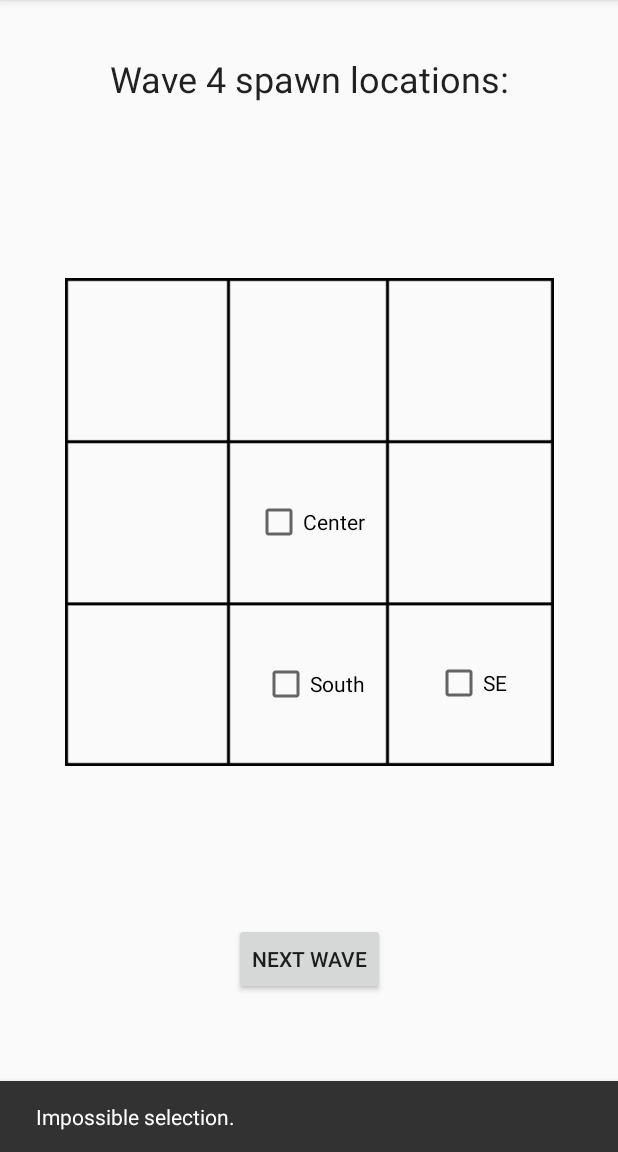
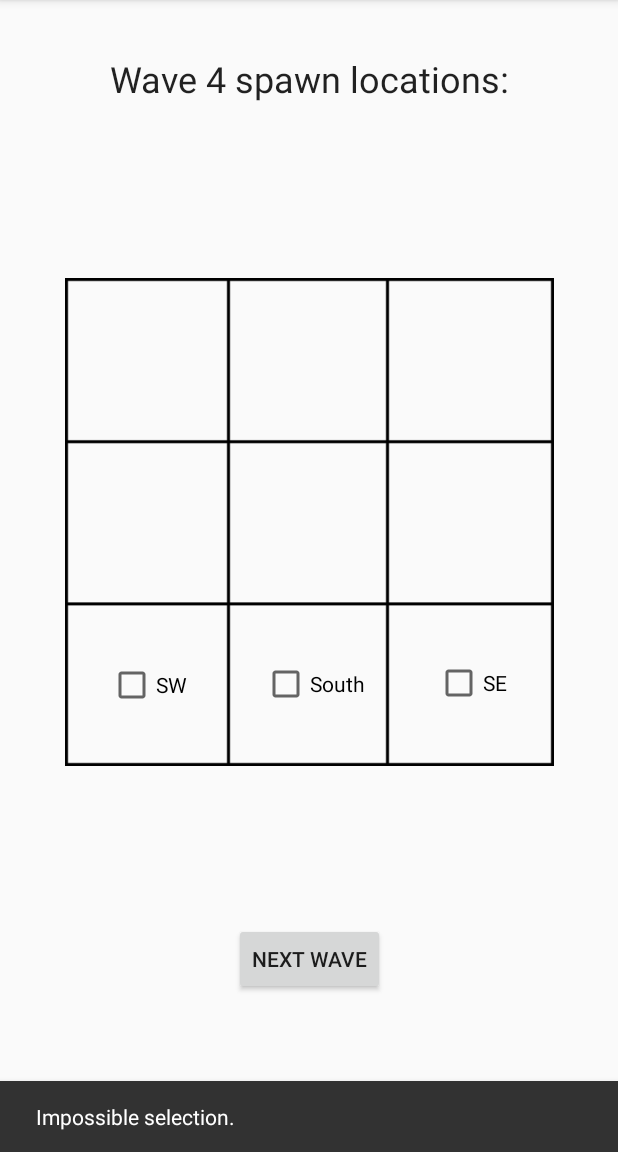
Before and after one commit to wa1id/FightcaveRotations, an Android app: the Setup3Activity screen opened directly, with no data from a screen before it, after a tap on "NEXT WAVE", on a phone screen of 412 x 824 dp, the part 84-1236 px from its top. Run offline under Robolectric (Android 15) with nearby library versions, the phone set to English and light mode, and no system bars.

Commit message:
Fixed handicap wave, now shows correct checkboxes

```diff
--- a/app/src/main/java/com/example/walid/fightcaverotations/FinalActivity.java
+++ b/app/src/main/java/com/example/walid/fightcaverotations/FinalActivity.java
@@ -37,7 +37,9 @@ public class FinalActivity extends AppCompatActivity {
         textCenter = (TextView) findViewById(R.id.textCenter);
         textSW = (TextView) findViewById(R.id.textSW);
 
-        PrintWave(start + 2, 3);
+        if (start != 6 && start != 11) {
+            PrintWave(start + 2, 3);
+        }
         start = start + 3;
 
         buttonNextWave.setOnClickListener(new View.OnClickListener() {
--- a/app/src/main/java/com/example/walid/fightcaverotations/MainActivity.java
+++ b/app/src/main/java/com/example/walid/fightcaverotations/MainActivity.java
@@ -48,6 +48,10 @@ public class MainActivity extends AppCompatActivity {
 
         //noinspection SimplifiableIfStatement
         if (id == R.id.action_reset) {
+            Intent intent = new Intent(getApplicationContext(), MainActivity.class);
+            intent.setFlags(Intent.FLAG_ACTIVITY_CLEAR_TOP);
+            intent.putExtra("EXIT", true);
+            startActivity(intent);
             return true;
         }
 
--- a/app/src/main/java/com/example/walid/fightcaverotations/Setup3Activity.java
+++ b/app/src/main/java/com/example/walid/fightcaverotations/Setup3Activity.java
@@ -10,7 +10,7 @@ import android.widget.CheckBox;
 
 public class Setup3Activity extends AppCompatActivity {
 
-    private CheckBox checkCenter;
+    private CheckBox checkSW;
     private CheckBox checkSouth;
     private CheckBox checkSE;
 
@@ -19,12 +19,13 @@ public class Setup3Activity extends AppCompatActivity {
         super.onCreate(savedInstanceState);
         setContentView(R.layout.activity_setup3);
 
-        checkCenter = (CheckBox) findViewById(R.id.checkCenter);
         checkSouth = (CheckBox) findViewById(R.id.checkSouth);
         checkSE = (CheckBox) findViewById(R.id.checkSE);
-        checkCenter.setVisibility(View.VISIBLE);
+        checkSW = (CheckBox) findViewById(R.id.checkSW);
         checkSouth.setVisibility(View.VISIBLE);
         checkSE.setVisibility(View.VISIBLE);
+        checkSW.setVisibility(View.VISIBLE);
+
         Button buttonNextWave = (Button) findViewById(R.id.buttonNext);
 
         buttonNextWave.setOnClickListener(new View.OnClickListener(){
@@ -45,9 +46,9 @@ public class Setup3Activity extends AppCompatActivity {
     private int getStart() {
         int start = -1;
 
-        if (checkCenter.isChecked() && checkSE.isChecked() && !checkSouth.isChecked()){
+        if (checkSW.isChecked() && checkSE.isChecked() && !checkSouth.isChecked()){
             start = 6;
-        } else if (checkCenter.isChecked() && !checkSE.isChecked() && checkSouth.isChecked()) {
+        } else if (!checkSW.isChecked() && checkSE.isChecked() && checkSouth.isChecked()) {
             start = 11;
         }
 
```
